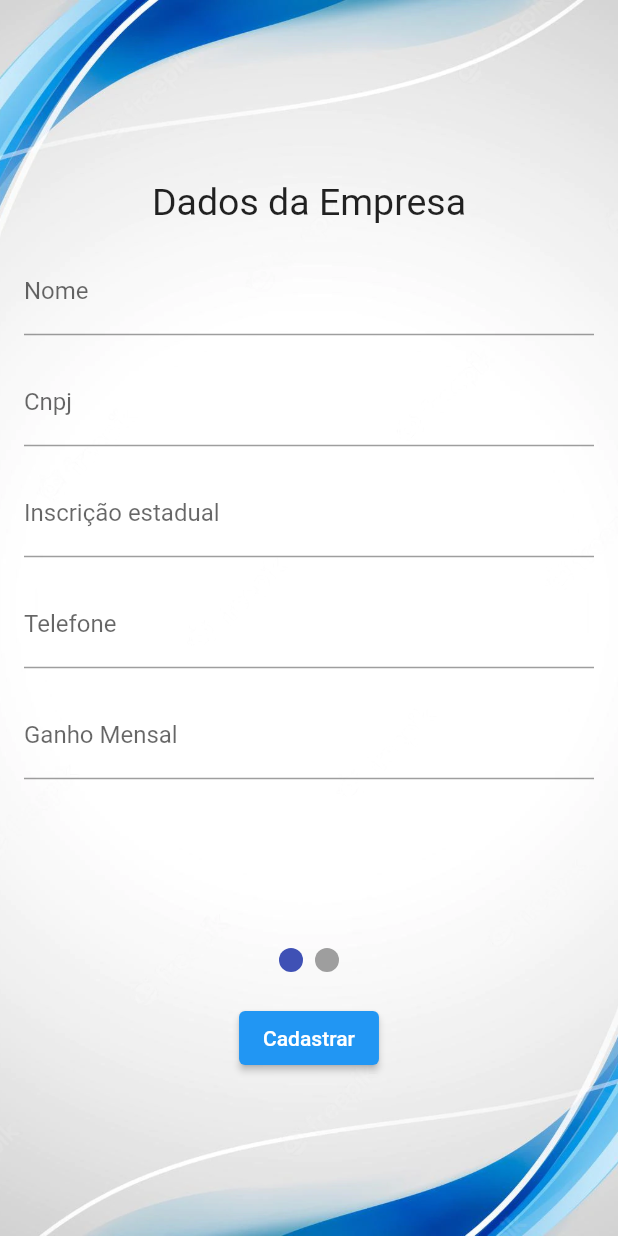
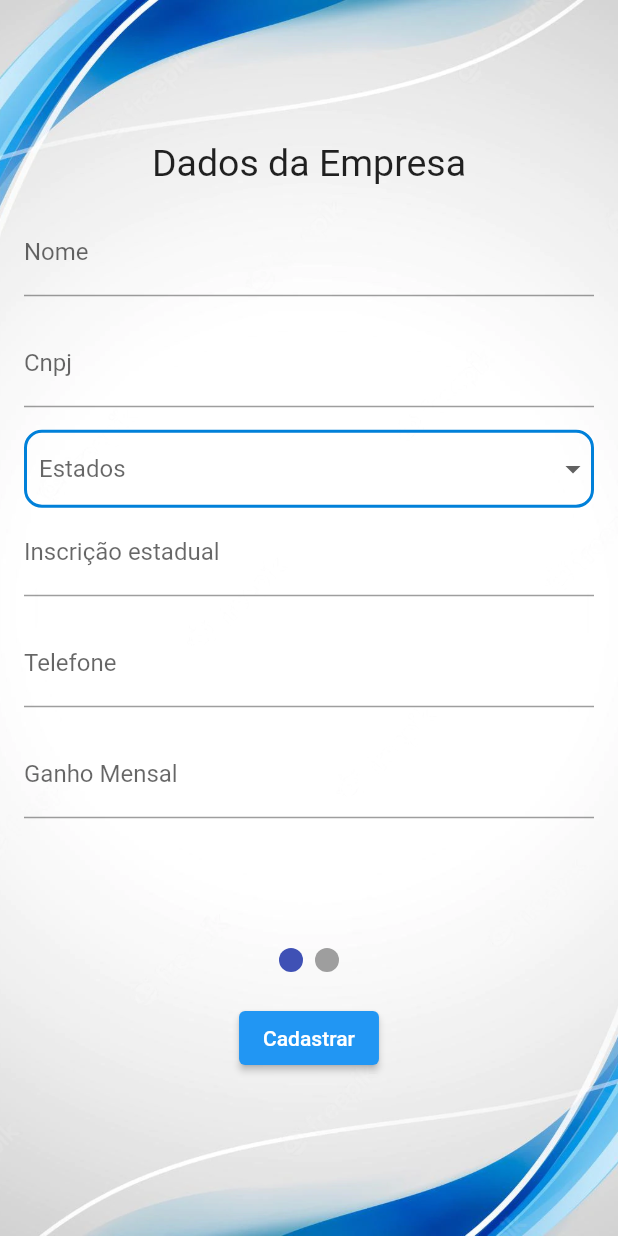
Before and after one commit to HiuryPro/Stocker_Mobile, a Flutter app: the screen it shows after launch, on a phone screen of 412 x 824 dp. Run offline on Flutter 3.47's test engine with Material 2 defaults, Android fonts, the phone set to English and light mode, and no system bars; drawn by our look-alikes of carousel_slider, smooth_page_indicator; our stand-ins replace file_picker, mask_text_input_formatter, pdf, permission_handler, pie_chart, screenshot and 1 more; missing offline and left inert: universal_html; accounts and stored records are empty.

Commit message:
Inscrição Estadual IV

```diff
--- a/stocker_mobile/lib/inscrie.dart
+++ b/stocker_mobile/lib/inscrie.dart
@@ -2,5 +2,5 @@ import 'package:stocker_mobile/Validacao_e_Gambiarra/inscricaoestadual.dart';
 
 main() {
   var inscE = InscE();
-  print(inscE.valida("907175406", "TO"));
+  print(inscE.valida("29010227836", "TO"));
 }
--- a/stocker_mobile/lib/teste2.dart
+++ b/stocker_mobile/lib/teste2.dart
@@ -2,8 +2,10 @@ import 'dart:collection';
 
 import 'package:carousel_slider/carousel_slider.dart';
 import 'package:flutter/material.dart';
+import 'package:flutter/services.dart';
 import 'package:mask_text_input_formatter/mask_text_input_formatter.dart';
 import 'package:smooth_page_indicator/smooth_page_indicator.dart';
+import 'package:stocker_mobile/Validacao_e_Gambiarra/maskara.dart';
 
 import 'Validacao_e_Gambiarra/app_controller.dart';
 import 'Validacao_e_Gambiarra/inscricaoestadual.dart';
@@ -19,6 +21,43 @@ class CarouTeste extends StatefulWidget {
 class _CarouTesteState extends State<CarouTeste> {
   var valida = Validacao();
   var inscE = InscE();
+  var maskaraIE = MaskaraInscE();
+
+  String? estado;
+  List<String> estados = [
+    "AC Acre",
+    "AL Alagoas",
+    "AP Amapá",
+    "AM Amazonas",
+    "BA Bahia",
+    "CE Ceará",
+    "DF Distrito Federal",
+    "ES Espírito Santo",
+    "GO Goiás",
+    "MA Maranhão",
+    "MT Mato Grosso",
+    "MS Mato Grosso do Sul",
+    "MG Minas Gerais",
+    "PA Pará",
+    "PB Paraíba",
+    "PR Paraná",
+    "PE Pernambuco",
+    "PI Piauí",
+    "Rio de Janeiro - RJ",
+    "RN Rio Grande do Norte",
+    "RS Rio Grande do Sul",
+    "RO Rondônia",
+    "RR Roraima",
+    "SC Santa Catarina",
+    "SP São Paulo",
+    "SE Sergipe",
+    "TO Tocantins"
+  ];
+
+  MaskTextInputFormatter maskFormatterInscE = MaskTextInputFormatter(
+      mask: '#',
+      filter: {"#": RegExp(r'[0-9]')},
+      type: MaskAutoCompletionType.lazy);
 
   var maskFormatterCnpj = MaskTextInputFormatter(
       mask: '##.###.###/####-##',
@@ -29,13 +68,6 @@ class _CarouTesteState extends State<CarouTeste> {
       mask: '(##) #####-####',
       filter: {"#": RegExp(r'[0-9]')},
       type: MaskAutoCompletionType.lazy);
-
-  MaskTextInputFormatter maskara(String mask) {
-    return MaskTextInputFormatter(
-        mask: mask,
-        filter: {"#": RegExp(r'[0-9]')},
-        type: MaskAutoCompletionType.lazy);
-  }
 
   List<TextEditingController> textControllers = [
     TextEditingController(),
@@ -179,9 +211,33 @@ class _CarouTesteState extends State<CarouTeste> {
               },
             ),
             const SizedBox(height: 15),
+            Container(
+              decoration: BoxDecoration(
+                  border: Border.all(color: const Color(0xFF0080d9), width: 2),
+                  borderRadius: BorderRadius.circular(12)),
+              child: DropdownButtonHideUnderline(
+                child: DropdownButton<String>(
+                    value: estado,
+                    menuMaxHeight: 200,
+                    hint: const Padding(
+                      padding: EdgeInsets.all(8.0),
+                      child: Text("Estados"),
+                    ),
+                    borderRadius: BorderRadius.circular(12),
+                    isExpanded: true,
+                    items: estados.map(buildMenuItem).toList(),
+                    onChanged: (value) async {
+                      setState(() {
+                        estado = value;
+                      });
+                      maskFormatterInscE =
+                          maskaraIE.estadoMascara((estado![0] + estado![1]));
+                    }),
+              ),
+            ),
             TextField(
               controller: textControllers[2],
-              inputFormatters: [maskFormatterCnpj],
+              inputFormatters: [maskFormatterInscE],
               decoration: InputDecoration(
                   label: Text("Inscrição estadual"),
                   errorText: mensagemDeErro[1]),
@@ -219,6 +275,16 @@ class _CarouTesteState extends State<CarouTeste> {
       ),
     );
   }
+
+  DropdownMenuItem<String> buildMenuItem(String item) => DropdownMenuItem(
+      value: item,
+      child: Padding(
+        padding: const EdgeInsets.all(8.0),
+        child: Text(item,
+            style: const TextStyle(
+              fontSize: 20,
+            )),
+      ));
 
   Widget endereco() {
     return Padding(
```
Also changed, not shown: stocker_mobile/lib/Validacao_e_Gambiarra/inscricaoestadual.dart (+43 -25 lines), stocker_mobile/lib/Validacao_e_Gambiarra/maskara.dart (added, +21 -0 lines).
